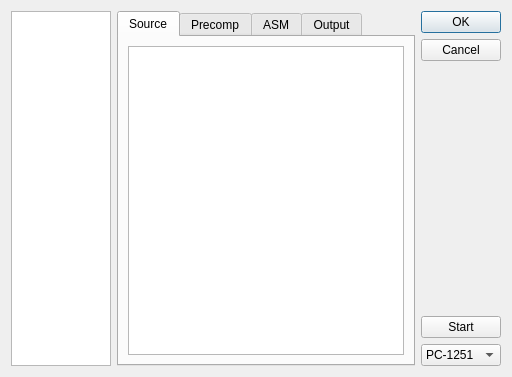
This is ui/dialogide.ui in TheProjecter/pockemul as Qt 5 draws it before an edit. The edited form follows.
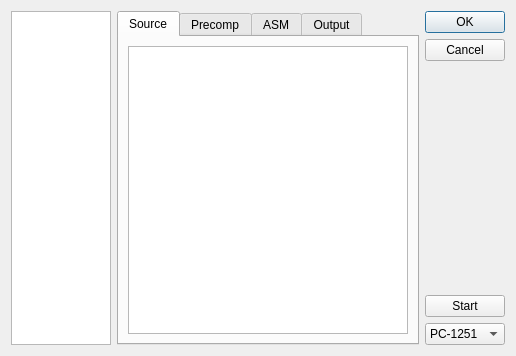
This is the edited form.

The edit to the form file:
```diff
--- a/ui/dialogide.ui
+++ b/ui/dialogide.ui
@@ -6,8 +6,8 @@
    <rect>
     <x>0</x>
     <y>0</y>
-    <width>512</width>
-    <height>377</height>
+    <width>516</width>
+    <height>356</height>
    </rect>
   </property>
   <property name="windowTitle">
@@ -66,11 +66,7 @@
           </attribute>
           <layout class="QHBoxLayout" name="horizontalLayout_6">
            <item>
-            <widget class="QTextEdit" name="editor">
-             <property name="tabStopWidth">
-              <number>50</number>
-             </property>
-            </widget>
+            <widget class="QPlainTextEdit" name="editor"/>
            </item>
           </layout>
          </widget>
```
Left out of the diff: 12 changed lines with no effect on the pictures.
